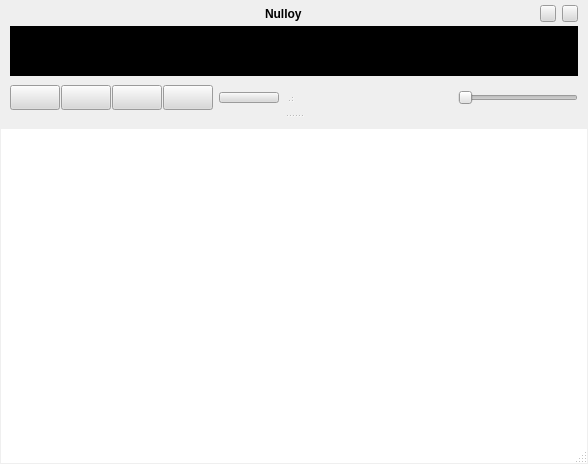
Qt form src/skins/silver/form.ui (nulloy/nulloy) before a commit.
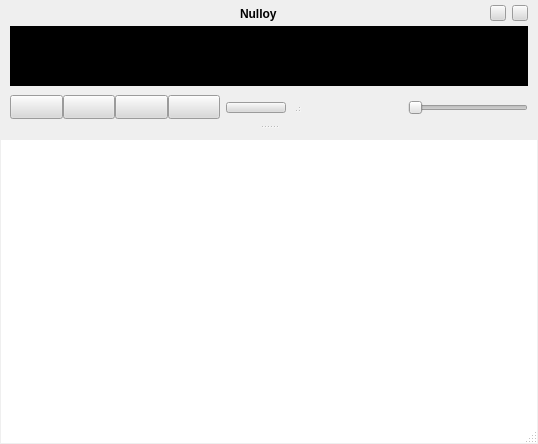
The same form after that commit. Icons and pictures are not drawn. Custom widgets are drawn as their Qt base class.

Patch:
```diff
--- a/src/skins/silver/form.ui
+++ b/src/skins/silver/form.ui
@@ -6,8 +6,8 @@
    <rect>
     <x>0</x>
     <y>0</y>
-    <width>588</width>
-    <height>464</height>
+    <width>538</width>
+    <height>444</height>
    </rect>
   </property>
   <property name="windowTitle">
@@ -669,7 +669,7 @@
                  <number>3</number>
                 </property>
                 <item>
-                 <widget class="QWidget" name="" native="true">
+                 <widget class="QWidget" name="widget" native="true">
                   <property name="sizePolicy">
                    <sizepolicy hsizetype="Preferred" vsizetype="Maximum">
                     <horstretch>0</horstretch>
@@ -769,7 +769,7 @@
                     </spacer>
                    </item>
                    <item>
-                    <widget class="QToolButton" name="minimizeButton">
+                    <widget class="QWidget" name="minimizeWrapperOuter" native="true">
                      <property name="minimumSize">
                       <size>
                        <width>16</width>
@@ -782,19 +782,46 @@
                        <height>17</height>
                       </size>
                      </property>
-                     <property name="font">
-                      <font>
-                       <weight>75</weight>
-                       <bold>true</bold>
-                      </font>
-                     </property>
-                     <property name="focusPolicy">
-                      <enum>Qt::NoFocus</enum>
-                     </property>
+                     <layout class="QVBoxLayout" name="verticalLayout_9">
+                      <property name="leftMargin">
+                       <number>0</number>
+                      </property>
+                      <property name="topMargin">
+                       <number>0</number>
+                      </property>
+                      <property name="rightMargin">
+                       <number>0</number>
+                      </property>
+                      <property name="bottomMargin">
+                       <number>1</number>
+                      </property>
+                      <item>
+                       <widget class="QWidget" name="minimizeWrapperInner" native="true">
+                        <layout class="QVBoxLayout" name="verticalLayout_10">
+                         <property name="margin">
+                          <number>0</number>
+                         </property>
+                         <item>
+                          <widget class="QToolButton" name="minimizeButton">
+                           <property name="sizePolicy">
+                            <sizepolicy hsizetype="Preferred" vsizetype="Preferred">
+                             <horstretch>0</horstretch>
+                             <verstretch>0</verstretch>
+                            </sizepolicy>
+                           </property>
+                           <property name="text">
+                            <string/>
+                           </property>
+                          </widget>
+                         </item>
+                        </layout>
+                       </widget>
+                      </item>
+                     </layout>
                     </widget>
                    </item>
                    <item>
-                    <widget class="QToolButton" name="closeButton">
+                    <widget class="QWidget" name="closeWrapperOuter" native="true">
                      <property name="minimumSize">
                       <size>
                        <width>16</width>
@@ -807,9 +834,42 @@
                        <height>17</height>
                       </size>
                      </property>
-                     <property name="focusPolicy">
-                      <enum>Qt::NoFocus</enum>
-                     </property>
+                     <layout class="QVBoxLayout" name="verticalLayout_11">
+                      <property name="leftMargin">
+                       <number>0</number>
+                      </property>
+                      <property name="topMargin">
+                       <number>0</number>
+                      </property>
+                      <property name="rightMargin">
+                       <number>0</number>
+                      </property>
+                      <property name="bottomMargin">
+                       <number>1</number>
+                      </property>
+                      <item>
+                       <widget class="QWidget" name="closeWrapperInner" native="true">
+                        <layout class="QVBoxLayout" name="verticalLayout_12">
+                         <property name="margin">
+                          <number>0</number>
+                         </property>
+                         <item>
+                          <widget class="QToolButton" name="closeButton">
+                           <property name="sizePolicy">
+                            <sizepolicy hsizetype="Preferred" vsizetype="Preferred">
+                             <horstretch>0</horstretch>
+                             <verstretch>0</verstretch>
+                            </sizepolicy>
+                           </property>
+                           <property name="text">
+                            <string/>
+                           </property>
+                          </widget>
+                         </item>
+                        </layout>
+                       </widget>
+                      </item>
+                     </layout>
                     </widget>
                    </item>
                   </layout>
@@ -842,7 +902,7 @@
                   <property name="minimumSize">
                    <size>
                     <width>0</width>
-                    <height>50</height>
+                    <height>60</height>
                    </size>
                   </property>
                   <property name="maximumSize">
@@ -882,7 +942,7 @@
                  </spacer>
                 </item>
                 <item>
-                 <widget class="QWidget" name="" native="true">
+                 <widget class="QWidget" name="widget" native="true">
                   <property name="sizePolicy">
                    <sizepolicy hsizetype="Preferred" vsizetype="Maximum">
                     <horstretch>0</horstretch>
@@ -894,177 +954,107 @@
                     <number>0</number>
                    </property>
                    <item>
-                    <layout class="QHBoxLayout" name="horizontalLayout_2">
-                     <property name="spacing">
-                      <number>0</number>
+                    <widget class="QWidget" name="segmentWrapper" native="true">
+                     <property name="sizePolicy">
+                      <sizepolicy hsizetype="Fixed" vsizetype="Fixed">
+                       <horstretch>0</horstretch>
+                       <verstretch>0</verstretch>
+                      </sizepolicy>
                      </property>
-                     <item>
-                      <widget class="QToolButton" name="prevButton">
-                       <property name="minimumSize">
-                        <size>
-                         <width>50</width>
-                         <height>25</height>
-                        </size>
-                       </property>
-                       <property name="maximumSize">
-                        <size>
-                         <width>50</width>
-                         <height>25</height>
-                        </size>
-                       </property>
-                       <property name="focusPolicy">
-                        <enum>Qt::NoFocus</enum>
-                       </property>
-                      </widget>
-                     </item>
-                     <item>
-                      <widget class="QWidget" name="buttonSplitter_1" native="true">
-                       <property name="sizePolicy">
-                        <sizepolicy hsizetype="Fixed" vsizetype="Fixed">
-                         <horstretch>0</horstretch>
-                         <verstretch>0</verstretch>
-                        </sizepolicy>
-                       </property>
-                       <property name="minimumSize">
-                        <size>
-                         <width>1</width>
-                         <height>25</height>
-                        </size>
-                       </property>
-                       <property name="maximumSize">
-                        <size>
-                         <width>1</width>
-                         <height>25</height>
-                        </size>
-                       </property>
-                      </widget>
-                     </item>
-                     <item>
-                      <widget class="QToolButton" name="playButton">
-                       <property name="sizePolicy">
-                        <sizepolicy hsizetype="Fixed" vsizetype="Fixed">
-                         <horstretch>0</horstretch>
-                         <verstretch>0</verstretch>
-                        </sizepolicy>
-                       </property>
-                       <property name="minimumSize">
-                        <size>
-                         <width>50</width>
-                         <height>25</height>
-                        </size>
-                       </property>
-                       <property name="maximumSize">
-                        <size>
-                         <width>50</width>
-                         <height>25</height>
-                        </size>
-                       </property>
-                       <property name="focusPolicy">
-                        <enum>Qt::NoFocus</enum>
-                       </property>
-                       <property name="toolTip">
-                        <string>Play / Pause</string>
-                       </property>
-                      </widget>
-                     </item>
-                     <item>
-                      <widget class="QWidget" name="buttonSplitter_2" native="true">
-                       <property name="sizePolicy">
-                        <sizepolicy hsizetype="Fixed" vsizetype="Fixed">
-                         <horstretch>0</horstretch>
-                         <verstretch>0</verstretch>
-                        </sizepolicy>
-                       </property>
-                       <property name="minimumSize">
-                        <size>
-                         <width>1</width>
-                         <height>25</height>
-                        </size>
-                       </property>
-                       <property name="maximumSize">
-                        <size>
-                         <width>1</width>
-                         <height>25</height>
-                        </size>
-                       </property>
-                       <property name="baseSize">
-                        <size>
-                         <width>0</width>
-                         <height>25</height>
-                        </size>
-                       </property>
-                      </widget>
-                     </item>
-                     <item>
-                      <widget class="QToolButton" name="stopButton">
-                       <property name="sizePolicy">
-                        <sizepolicy hsizetype="Fixed" vsizetype="Fixed">
-                         <horstretch>0</horstretch>
-                         <verstretch>0</verstretch>
-                        </sizepolicy>
-                       </property>
-                       <property name="minimumSize">
-                        <size>
-                         <width>50</width>
-                         <height>25</height>
-                        </size>
-                       </property>
-                       <property name="maximumSize">
-                        <size>
-                         <width>50</width>
-                         <height>25</height>
-                        </size>
-                       </property>
-                       <property name="focusPolicy">
-                        <enum>Qt::NoFocus</enum>
-                       </property>
-                       <property name="toolTip">
-                        <string>Stop</string>
-                       </property>
-                      </widget>
-                     </item>
-                     <item>
-                      <widget class="QWidget" name="buttonSplitter_3" native="true">
-                       <property name="sizePolicy">
-                        <sizepolicy hsizetype="Fixed" vsizetype="Fixed">
-                         <horstretch>0</horstretch>
-                         <verstretch>0</verstretch>
-                        </sizepolicy>
-                       </property>
-                       <property name="minimumSize">
-                        <size>
-                         <width>1</width>
-                         <height>25</height>
-                        </size>
-                       </property>
-                       <property name="maximumSize">
-                        <size>
-                         <width>1</width>
-                         <height>25</height>
-                        </size>
-                       </property>
-                      </widget>
-                     </item>
-                     <item>
-                      <widget class="QToolButton" name="nextButton">
-                       <property name="minimumSize">
-                        <size>
-                         <width>50</width>
-                         <height>25</height>
-                        </size>
-                       </property>
-                       <property name="maximumSize">
-                        <size>
-                         <width>50</width>
-                         <height>25</height>
-                        </size>
-                       </property>
-                       <property name="focusPolicy">
-                        <enum>Qt::NoFocus</enum>
-                       </property>
-                      </widget>
-                     </item>
-                    </layout>
+                     <property name="minimumSize">
+                      <size>
+                       <width>210</width>
+                       <height>25</height>
+                      </size>
+                     </property>
+                     <property name="maximumSize">
+                      <size>
+                       <width>200</width>
+                       <height>25</height>
+                      </size>
+                     </property>
+                     <layout class="QHBoxLayout" name="horizontalLayout_2">
+                      <property name="spacing">
+                       <number>0</number>
+                      </property>
+                      <property name="leftMargin">
+                       <number>0</number>
+                      </property>
+                      <property name="topMargin">
+                       <number>0</number>
+                      </property>
+                      <property name="rightMargin">
+                       <number>0</number>
+                      </property>
+                      <property name="bottomMargin">
+                       <number>1</number>
+                      </property>
+                      <item>
+                       <widget class="QToolButton" name="prevButton">
+                        <property name="sizePolicy">
+                         <sizepolicy hsizetype="Expanding" vsizetype="Expanding">
+                          <horstretch>0</horstretch>
+                          <verstretch>0</verstretch>
+                         </sizepolicy>
+                        </property>
+                        <property name="focusPolicy">
+                         <enum>Qt::NoFocus</enum>
+                        </property>
+                        <property name="toolTip">
+                         <string>Previous</string>
+                        </property>
+                       </widget>
+                      </item>
+                      <item>
+                       <widget class="QToolButton" name="playButton">
+                        <property name="sizePolicy">
+                         <sizepolicy hsizetype="Expanding" vsizetype="Expanding">
+                          <horstretch>0</horstretch>
+                          <verstretch>0</verstretch>
+                         </sizepolicy>
+                        </property>
+                        <property name="focusPolicy">
+                         <enum>Qt::NoFocus</enum>
+                        </property>
+                        <property name="toolTip">
+                         <string>Play / Pause</string>
+                        </property>
+                       </widget>
+                      </item>
+                      <item>
+                       <widget class="QToolButton" name="stopButton">
+                        <property name="sizePolicy">
+                         <sizepolicy hsizetype="Expanding" vsizetype="Expanding">
+                          <horstretch>0</horstretch>
+                          <verstretch>0</verstretch>
+                         </sizepolicy>
+                        </property>
+                        <property name="focusPolicy">
+                         <enum>Qt::NoFocus</enum>
+                        </property>
+                        <property name="toolTip">
+                         <string>Stop</string>
+                        </property>
+                       </widget>
+                      </item>
+                      <item>
+                       <widget class="QToolButton" name="nextButton">
+                        <property name="sizePolicy">
+                         <sizepolicy hsizetype="Expanding" vsizetype="Expanding">
+                          <horstretch>0</horstretch>
+                          <verstretch>0</verstretch>
+                         </sizepolicy>
+                        </property>
+                        <property name="focusPolicy">
+                         <enum>Qt::NoFocus</enum>
+                        </property>
+                        <property name="toolTip">
+                         <string>Next</string>
+                        </property>
+                       </widget>
+                      </item>
+                     </layout>
+                    </widget>
                    </item>
                    <item>
                     <widget class="QToolButton" name="playlistToggleButton">
@@ -1141,43 +1131,85 @@
                     </spacer>
                    </item>
                    <item>
-                    <widget class="NSlider" name="volumeSlider">
+                    <widget class="QWidget" name="volumeWrapper" native="true">
                      <property name="sizePolicy">
-                      <sizepolicy hsizetype="Fixed" vsizetype="Expanding">
+                      <sizepolicy hsizetype="Preferred" vsizetype="Fixed">
                        <horstretch>0</horstretch>
                        <verstretch>0</verstretch>
                       </sizepolicy>
                      </property>
                      <property name="minimumSize">
                       <size>
-                       <width>120</width>
-                       <height>0</height>
+                       <width>0</width>
+                       <height>26</height>
                       </size>
                      </property>
                      <property name="maximumSize">
                       <size>
-                       <width>120</width>
-                       <height>16777215</height>
+                       <width>16777215</width>
+                       <height>26</height>
                       </size>
                      </property>
                      <property name="focusPolicy">
                       <enum>Qt::NoFocus</enum>
                      </property>
-                     <property name="toolTip">
-                      <string>Volume</string>
-                     </property>
-                     <property name="maximum">
-                      <number>100</number>
-                     </property>
-                     <property name="singleStep">
-                      <number>2</number>
-                     </property>
-                     <property name="orientation">
-                      <enum>Qt::Horizontal</enum>
-                     </property>
-                     <property name="tickPosition">
-                      <enum>QSlider::NoTicks</enum>
-                     </property>
+                     <layout class="QHBoxLayout" name="horizontalLayout">
+                      <property name="spacing">
+                       <number>0</number>
+                      </property>
+                      <property name="leftMargin">
+                       <number>0</number>
+                      </property>
+                      <property name="topMargin">
+                       <number>0</number>
+                      </property>
+                      <property name="rightMargin">
+                       <number>0</number>
+                      </property>
+                      <property name="bottomMargin">
+                       <number>1</number>
+                      </property>
+                      <item>
+                       <widget class="NSlider" name="volumeSlider">
+                        <property name="sizePolicy">
+                         <sizepolicy hsizetype="Fixed" vsizetype="Fixed">
+                          <horstretch>0</horstretch>
+                          <verstretch>0</verstretch>
+                         </sizepolicy>
+                        </property>
+                        <property name="minimumSize">
+                         <size>
+                          <width>120</width>
+                          <height>25</height>
+                         </size>
+                        </property>
+                        <property name="maximumSize">
+                         <size>
+                          <width>120</width>
+                          <height>25</height>
+                         </size>
+                        </property>
+                        <property name="focusPolicy">
+                         <enum>Qt::NoFocus</enum>
+                        </property>
+                        <property name="toolTip">
+                         <string>Volume</string>
+                        </property>
+                        <property name="maximum">
+                         <number>100</number>
+                        </property>
+                        <property name="singleStep">
+                         <number>2</number>
+                        </property>
+                        <property name="orientation">
+                         <enum>Qt::Horizontal</enum>
+                        </property>
+                        <property name="tickPosition">
+                         <enum>QSlider::NoTicks</enum>
+                        </property>
+                       </widget>
+                      </item>
+                     </layout>
                     </widget>
                    </item>
                   </layout>
@@ -1188,7 +1220,7 @@
              </item>
             </layout>
            </widget>
-           <widget class="QWidget" name="" native="true">
+           <widget class="QWidget" name="widget_4" native="true">
             <property name="sizePolicy">
              <sizepolicy hsizetype="Preferred" vsizetype="Preferred">
               <horstretch>0</horstretch>
@@ -1232,444 +1264,12 @@
                  <verstretch>0</verstretch>
                 </sizepolicy>
                </property>
-               <property name="palette">
-                <palette>
-                 <active>
-                  <colorrole role="WindowText">
-                   <brush brushstyle="SolidPattern">
-                    <color alpha="255">
-                     <red>0</red>
-                     <green>0</green>
-                     <blue>0</blue>
-                    </color>
-                   </brush>
-                  </colorrole>
-                  <colorrole role="Button">
-                   <brush brushstyle="SolidPattern">
-                    <color alpha="255">
-                     <red>255</red>
-                     <green>255</green>
-                     <blue>255</blue>
-                    </color>
-                   </brush>
-                  </colorrole>
-                  <colorrole role="Light">
-                   <brush brushstyle="SolidPattern">
-                    <color alpha="255">
-                     <red>255</red>
-                     <green>255</green>
-                     <blue>255</blue>
-                    </color>
-                   </brush>
-                  </colorrole>
-                  <colorrole role="Midlight">
-                   <brush brushstyle="SolidPattern">
-                    <color alpha="255">
-                     <red>203</red>
-                     <green>203</green>
-                     <blue>203</blue>
-                    </color>
-                   </brush>
-                  </colorrole>
-                  <colorrole role="Dark">
-                   <brush brushstyle="SolidPattern">
-                    <color alpha="255">
-                     <red>130</red>
-                     <green>130</green>
-                     <blue>130</blue>
-                    </color>
-                   </brush>
-                  </colorrole>
-                  <colorrole role="Mid">
-                   <brush brushstyle="SolidPattern">
-                    <color alpha="255">
-                     <red>184</red>
-                     <green>184</green>
-                     <blue>184</blue>
-                    </color>
-                   </brush>
-                  </colorrole>
-                  <colorrole role="Text">
-                   <brush brushstyle="SolidPattern">
-                    <color alpha="255">
-                     <red>0</red>
-                     <green>0</green>
-                     <blue>0</blue>
-                    </color>
-                   </brush>
-                  </colorrole>
-                  <colorrole role="BrightText">
-                   <brush brushstyle="SolidPattern">
-                    <color alpha="255">
-                     <red>255</red>
-                     <green>255</green>
-                     <blue>255</blue>
-                    </color>
-                   </brush>
-                  </colorrole>
-                  <colorrole role="ButtonText">
-                   <brush brushstyle="SolidPattern">
-                    <color alpha="255">
-                     <red>0</red>
-                     <green>0</green>
-                     <blue>0</blue>
-                    </color>
-                   </brush>
-                  </colorrole>
-                  <colorrole role="Base">
-                   <brush brushstyle="SolidPattern">
-                    <color alpha="255">
-                     <red>255</red>
-                     <green>255</green>
-                     <blue>255</blue>
-                    </color>
-                   </brush>
-                  </colorrole>
-                  <colorrole role="Window">
-                   <brush brushstyle="SolidPattern">
-                    <color alpha="255">
-                     <red>255</red>
-                     <green>255</green>
-                     <blue>255</blue>
-                    </color>
-                   </brush>
-                  </colorrole>
-                  <colorrole role="Shadow">
-                   <brush brushstyle="SolidPattern">
-                    <color alpha="255">
-                     <red>167</red>
-                     <green>167</green>
-                     <blue>167</blue>
-                    </color>
-                   </brush>
-                  </colorrole>
-                  <colorrole role="Highlight">
-                   <brush brushstyle="SolidPattern">
-                    <color alpha="255">
-                     <red>187</red>
-                     <green>187</green>
-                     <blue>187</blue>
-                    </color>
-                   </brush>
-                  </colorrole>
-                  <colorrole role="HighlightedText">
-                   <brush brushstyle="SolidPattern">
-                    <color alpha="255">
-                     <red>0</red>
-                     <green>0</green>
-                     <blue>0</blue>
-                    </color>
-                   </brush>
-                  </colorrole>
-                  <colorrole role="AlternateBase">
-                   <brush brushstyle="SolidPattern">
-                    <color alpha="255">
-                     <red>238</red>
-                     <green>238</green>
-                     <blue>238</blue>
-                    </color>
-                   </brush>
-                  </colorrole>
-                 </active>
-                 <inactive>
-                  <colorrole role="WindowText">
-                   <brush brushstyle="SolidPattern">
-                    <color alpha="255">
-                     <red>0</red>
-                     <green>0</green>
-                     <blue>0</blue>
-                    </color>
-                   </brush>
-                  </colorrole>
-                  <colorrole role="Button">
-                   <brush brushstyle="SolidPattern">
-                    <color alpha="255">
-                     <red>255</red>
-                     <green>255</green>
-                     <blue>255</blue>
-                    </color>
-                   </brush>
-                  </colorrole>
-                  <colorrole role="Light">
-                   <brush brushstyle="SolidPattern">
-                    <color alpha="255">
-                     <red>0</red>
-                     <green>0</green>
-                     <blue>63</blue>
-                    </color>
-                   </brush>
-                  </colorrole>
-                  <colorrole role="Midlight">
-                   <brush brushstyle="SolidPattern">
-                    <color alpha="255">
-                     <red>203</red>
-                     <green>203</green>
-                     <blue>203</blue>
-                    </color>
-                   </brush>
-                  </colorrole>
-                  <colorrole role="Dark">
-                   <brush brushstyle="SolidPattern">
-                    <color alpha="255">
-                     <red>130</red>
-                     <green>130</green>
-                     <blue>130</blue>
-                    </color>
-                   </brush>
-                  </colorrole>
-                  <colorrole role="Mid">
-                   <brush brushstyle="SolidPattern">
-                    <color alpha="255">
-                     <red>184</red>
-                     <green>184</green>
-                     <blue>184</blue>
-                    </color>
-                   </brush>
-                  </colorrole>
-                  <colorrole role="Text">
-                   <brush brushstyle="SolidPattern">
-                    <color alpha="255">
-                     <red>0</red>
-                     <green>0</green>
-                     <blue>0</blue>
-                    </color>
-                   </brush>
-                  </colorrole>
-                  <colorrole role="BrightText">
-                   <brush brushstyle="SolidPattern">
-                    <color alpha="255">
-                     <red>255</red>
-                     <green>255</green>
-                     <blue>255</blue>
-                    </color>
-                   </brush>
-                  </colorrole>
-                  <colorrole role="ButtonText">
-                   <brush brushstyle="SolidPattern">
-                    <color alpha="255">
-                     <red>0</red>
-                     <green>0</green>
-                     <blue>0</blue>
-                    </color>
-                   </brush>
-                  </colorrole>
-                  <colorrole role="Base">
-                   <brush brushstyle="SolidPattern">
-                    <color alpha="255">
-                     <red>255</red>
-                     <green>255</green>
-                     <blue>255</blue>
-                    </color>
-                   </brush>
-                  </colorrole>
-                  <colorrole role="Window">
-                   <brush brushstyle="SolidPattern">
-                    <color alpha="255">
-                     <red>255</red>
-                     <green>255</green>
-                     <blue>255</blue>
-                    </color>
-                   </brush>
-                  </colorrole>
-                  <colorrole role="Shadow">
-                   <brush brushstyle="SolidPattern">
-                    <color alpha="255">
-                     <red>167</red>
-                     <green>167</green>
-                     <blue>167</blue>
-                    </color>
-                   </brush>
-                  </colorrole>
-                  <colorrole role="Highlight">
-                   <brush brushstyle="SolidPattern">
-                    <color alpha="255">
-                     <red>187</red>
-                     <green>187</green>
-                     <blue>187</blue>
-                    </color>
-                   </brush>
-                  </colorrole>
-                  <colorrole role="HighlightedText">
-                   <brush brushstyle="SolidPattern">
-                    <color alpha="255">
-                     <red>0</red>
-                     <green>0</green>
-                     <blue>51</blue>
-                    </color>
-                   </brush>
-                  </colorrole>
-                  <colorrole role="AlternateBase">
-                   <brush brushstyle="SolidPattern">
-                    <color alpha="255">
-                     <red>238</red>
-                     <green>238</green>
-                     <blue>238</blue>
-                    </color>
-                   </brush>
-                  </colorrole>
-                 </inactive>
-                 <disabled>
-                  <colorrole role="WindowText">
-                   <brush brushstyle="SolidPattern">
-                    <color alpha="255">
-                     <red>181</red>
-                     <green>181</green>
-                     <blue>181</blue>
-                    </color>
-                   </brush>
-                  </colorrole>
-                  <colorrole role="Button">
-                   <brush brushstyle="SolidPattern">
-                    <color alpha="255">
-                     <red>255</red>
-                     <green>255</green>
-                     <blue>255</blue>
-                    </color>
-                   </brush>
-                  </colorrole>
-                  <colorrole role="Light">
-                   <brush brushstyle="SolidPattern">
-                    <color alpha="255">
-                     <red>0</red>
-                     <green>0</green>
-                     <blue>63</blue>
-                    </color>
-                   </brush>
-                  </colorrole>
-                  <colorrole role="Midlight">
-                   <brush brushstyle="SolidPattern">
-                    <color alpha="255">
-                     <red>203</red>
-                     <green>203</green>
-                     <blue>203</blue>
-                    </color>
-                   </brush>
-                  </colorrole>
-                  <colorrole role="Dark">
-                   <brush brushstyle="SolidPattern">
-                    <color alpha="255">
-                     <red>130</red>
-                     <green>130</green>
-                     <blue>130</blue>
-                    </color>
-                   </brush>
-                  </colorrole>
-                  <colorrole role="Mid">
-                   <brush brushstyle="SolidPattern">
-                    <color alpha="255">
-                     <red>184</red>
-                     <green>184</green>
-                     <blue>184</blue>
-                    </color>
-                   </brush>
-                  </colorrole>
-                  <colorrole role="Text">
-                   <brush brushstyle="SolidPattern">
-                    <color alpha="255">
-                     <red>181</red>
-                     <green>181</green>
-                     <blue>181</blue>
-                    </color>
-                   </brush>
-                  </colorrole>
-                  <colorrole role="BrightText">
-                   <brush brushstyle="SolidPattern">
-                    <color alpha="255">
-                     <red>255</red>
-                     <green>255</green>
-                     <blue>255</blue>
-                    </color>
-                   </brush>
-                  </colorrole>
-                  <colorrole role="ButtonText">
-                   <brush brushstyle="SolidPattern">
-                    <color alpha="255">
-                     <red>181</red>
-                     <green>181</green>
-                     <blue>181</blue>
-                    </color>
-                   </brush>
-                  </colorrole>
-                  <colorrole role="Base">
-                   <brush brushstyle="SolidPattern">
-                    <color alpha="255">
-                     <red>255</red>
-                     <green>255</green>
-                     <blue>255</blue>
-                    </color>
-                   </brush>
-                  </colorrole>
-                  <colorrole role="Window">
-                   <brush brushstyle="SolidPattern">
-                    <color alpha="255">
-                     <red>255</red>
-                     <green>255</green>
-                     <blue>255</blue>
-                    </color>
-                   </brush>
-                  </colorrole>
-                  <colorrole role="Shadow">
-                   <brush brushstyle="SolidPattern">
-                    <color alpha="255">
-                     <red>167</red>
-                     <green>167</green>
-                     <blue>167</blue>
-                    </color>
-                   </brush>
-                  </colorrole>
-                  <colorrole role="Highlight">
-                   <brush brushstyle="SolidPattern">
-                    <color alpha="255">
-                     <red>187</red>
-                     <green>187</green>
-                     <blue>187</blue>
-                    </color>
-                   </brush>
-                  </colorrole>
-                  <colorrole role="HighlightedText">
-                   <brush brushstyle="SolidPattern">
-                    <color alpha="255">
-                     <red>51</red>
-                     <green>51</green>
-                     <blue>51</blue>
-                    </color>
-                   </brush>
-                  </colorrole>
-                  <colorrole role="AlternateBase">
-                   <brush brushstyle="SolidPattern">
-                    <color alpha="255">
-                     <red>238</red>
-                     <green>238</green>
-                     <blue>238</blue>
-                    </color>
-                   </brush>
-                  </colorrole>
-                 </disabled>
-                </palette>
-               </property>
                <property name="focusPolicy">
                 <enum>Qt::ClickFocus</enum>
                </property>
                <property name="acceptDrops">
                 <bool>true</bool>
                </property>
-               <property name="styleSheet">
-                <string notr="true">QScrollBar {
-	background: transparent;
-	width: 20;
-	margin-bottom: 15;
-}
-
-QScrollBar::handle {
-	border-image: url(scrollbar_handle.png);
-	margin: 6;
-	border: 5;
-}
-
-QScrollBar::add-line, QScrollBar::sub-line, QScrollBar::add-page, QScrollBar::sub-page {
-	background: none;
-}</string>
-               </property>
                <property name="frameShape">
                 <enum>QFrame::NoFrame</enum>
                </property>
```
Left out of the diff: 193 changed lines with no effect on the pictures.
